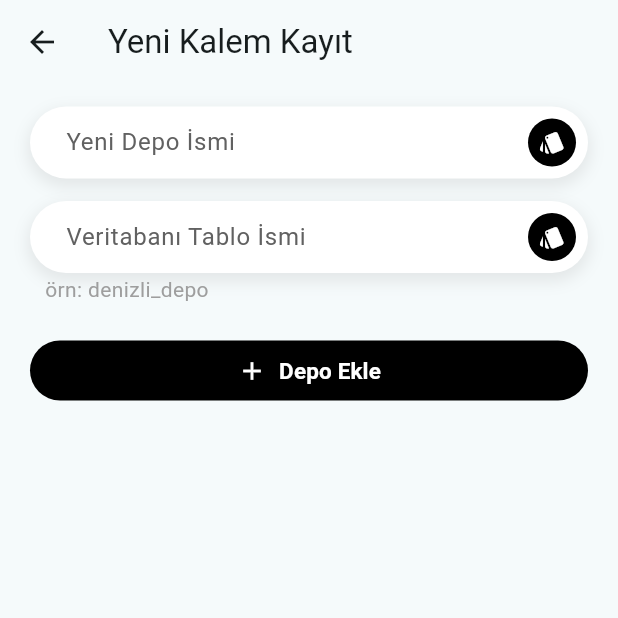
After one commit to atopal151/ToyFlow, a Flutter app: the StorageNewAdd screen opened directly, on a phone screen of 412 x 824 dp, the top half of it. The commit adds this screen. Run offline on Flutter 3.47's test engine with Material 3 defaults, Android fonts, the phone set to English and light mode, and no system bars; our stand-ins replace cloud_firestore, firebase_auth, firebase_core, get, timeago; accounts and stored records are empty.

Commit message:
version19

```diff
--- /dev/null
+++ b/lib/screens/adminPage/new_storage_add/new_storage_add.dart
@@ -0,0 +1,116 @@
+import 'package:flutter/material.dart';
+import 'package:toyflow/screens/adminPage/new_storage_add/storage_services/storage_services.dart';
+
+import '../register_screen/registerServices/textbox_style_file.dart';
+
+class StorageNewAdd extends StatefulWidget {
+  const StorageNewAdd({super.key});
+
+  @override
+  State<StorageNewAdd> createState() => _StorageNewAddState();
+}
+
+class _StorageNewAddState extends State<StorageNewAdd> {
+  final TextEditingController _title = TextEditingController();
+  final TextEditingController _collection = TextEditingController();
+
+  final StorageServices _storageServices=StorageServices();
+
+
+void _addStorage() {
+    String title = _title.text;
+    String collection = _collection.text;
+
+    if (title.isNotEmpty) {
+      _storageServices.addNewStorage(
+        name: title,
+        collectionName: collection,
+        context: context,
+      );
+    } else {
+      ScaffoldMessenger.of(context).showSnackBar(
+        const SnackBar(content: Text('Boş alanları lütfen doldurun.')),
+      );
+    }
+  }
+
+  @override
+  Widget build(BuildContext context) {
+    return Scaffold(
+      appBar: AppBar(
+        title: const Text("Yeni Kalem Kayıt"),
+      ),
+      body: SingleChildScrollView(
+        child: Column(
+          children: [
+            Row(
+              children: [
+                Expanded(
+                  child: TextFieldWithRegister(
+                    controller: _title,
+                    hintText: 'Yeni Depo İsmi',
+                    icon: Icons.style,
+                  ),
+                ),
+              ],
+            ),
+             Row(
+              children: [
+                Expanded(
+                  child: TextFieldWithRegister(
+                    controller: _collection,
+                    hintText: 'Veritabanı Tablo İsmi',
+                    icon: Icons.style,
+                  ),
+                ),
+              ],
+            ),
+            const Row(
+              children: [
+                Padding(
+                  padding: EdgeInsets.only(left:30.0,top: 1),
+                  child: Text("örn: denizli_depo",style: TextStyle(color: Colors.grey),),
+                ),
+              ],
+            ),
+            Padding(
+              padding: const EdgeInsets.all(20),
+              child: ElevatedButton(
+                onPressed: () {
+                  _addStorage(); // Kaydetme işlemi başlatılıyor
+                },
+                style: ElevatedButton.styleFrom(
+                  backgroundColor: Colors.black,
+                  shadowColor: Colors.transparent,
+                  shape: RoundedRectangleBorder(
+                    borderRadius: BorderRadius.circular(50),
+                  ),
+                ),
+                child: const Row(
+                  mainAxisAlignment: MainAxisAlignment.center,
+                  children: [
+                    Icon(
+                      Icons.add,
+                      color: Colors.white,
+                      size: 20,
+                    ),
+                    SizedBox(width: 8),
+                    Text(
+                      'Depo Ekle',
+                      style: TextStyle(
+                        fontSize: 15,
+                        fontWeight: FontWeight.bold,
+                        color: Colors.white,
+                      ),
+                    ),
+                  ],
+                ),
+              ),
+            ),
+
+          ],
+        ),
+      ),
+    );
+  }
+}
--- a/pubspec.yaml
+++ b/pubspec.yaml
@@ -86,7 +86,6 @@ flutter:
   # To add assets to your application, add an assets section, like this:
   assets:
    - images/iconozgn.png
-   - images/profil.webp
    - images/empty.webp
    - images/depo.webp
    - images/kadin.webp
@@ -99,7 +98,6 @@ flutter:
    - images/dolum.webp
    - images/kesim.webp
    - images/paketleme.webp
-   - images/emptydata.webp
    - images/emptymov.webp
    - images/fire.webp
    - images/depo2.webp
```
Also changed, not shown: lib/screens/adminPage/admin_home_screen/admin_home_screen.dart (+37 -3 lines), lib/screens/adminPage/admin_search_screen/admin_search_screen.dart (+45 -32 lines), lib/screens/adminPage/admin_setting_screen/admin_setting_screen.dart (+5 -6 lines), lib/screens/adminPage/new_storage_add/storage_services/storage_services.dart (added, +49 -0 lines), lib/screens/adminPage/toy_detail_screen/toy_detail_screen.dart (+49 -61 lines), lib/screens/users_page/transfer_screen/stok_transfer_screen.dart (+44 -54 lines), lib/screens/users_page/transfer_screen/transfer_screen.dart (+31 -26 lines), lib/screens/users_page/transfer_screen/transfer_services/transfer_services.dart (+28 -27 lines).
